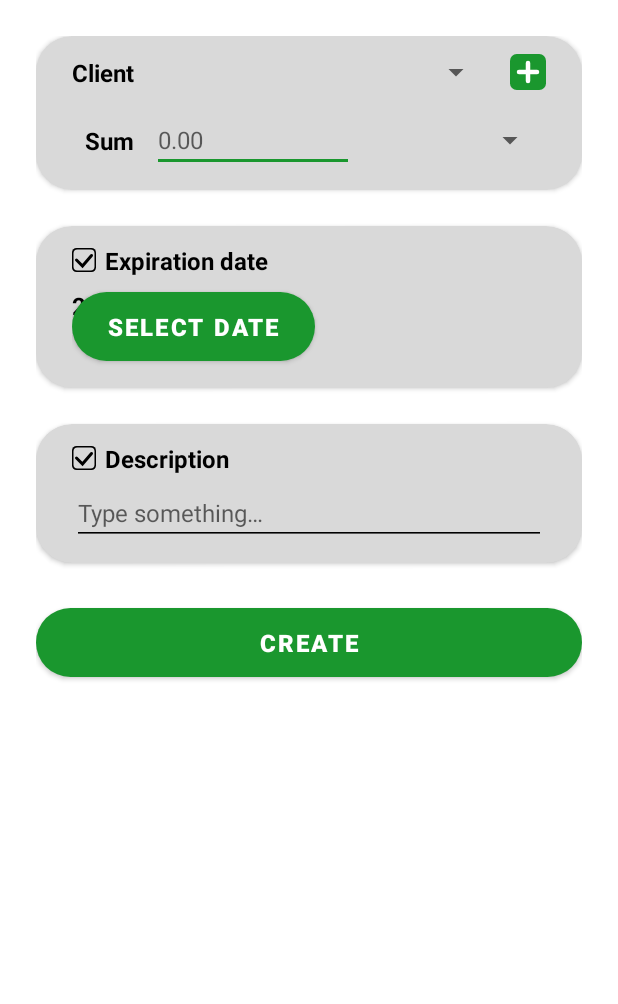
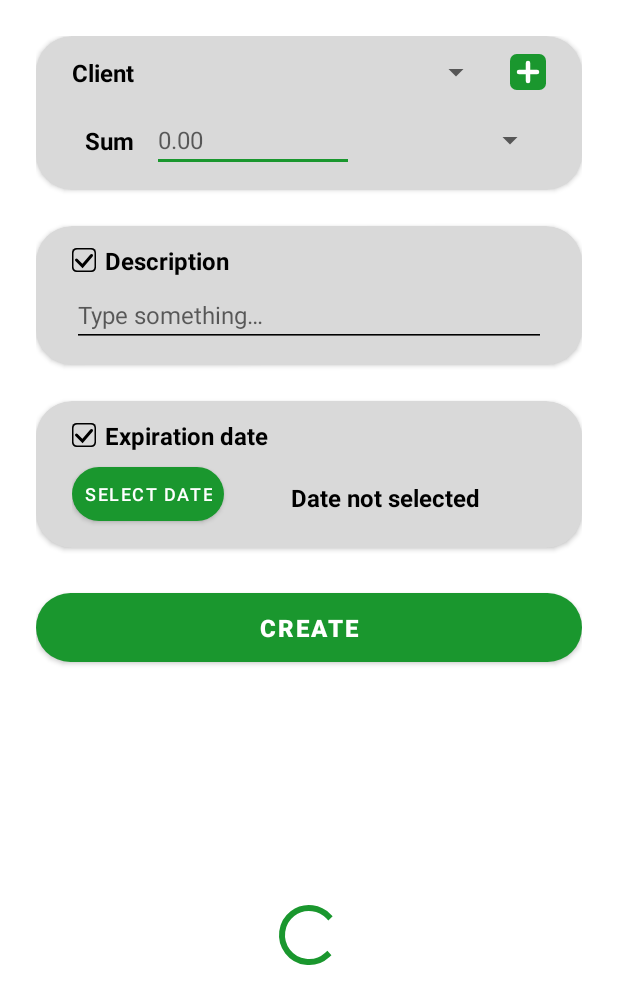
Before and after one commit to SergStas/DebtsTracker, an Android app: the layout fragment_create.xml on its own in the app's theme, with its tools: preview values and no code run, on a phone screen of 412 x 824 dp. Shown: the top 1004 px of the screen. Run offline under Robolectric (Android 15) with nearby library versions, the phone set to English and light mode, and no system bars.

Commit message:
Create debt fragment WIP

```diff
--- a/app/src/main/java/com/sergstas/debtstracker/ui/create/CreateViewModel.kt
+++ b/app/src/main/java/com/sergstas/debtstracker/ui/create/CreateDebtViewModel.kt
@@ -16,7 +16,7 @@ import javax.inject.Inject
 import kotlin.math.abs
 
 @HiltViewModel
-class CreateViewModel @Inject constructor(
+class CreateDebtViewModel @Inject constructor(
     private val createDebt: CreateDebtUC,
     private val getCurrenciesList: GetCurrenciesListUC,
     private val getFriendsList: GetFriendsListUC,
--- a/app/src/main/res/layout/fragment_create.xml
+++ b/app/src/main/res/layout/fragment_create.xml
@@ -4,7 +4,7 @@
     android:layout_height="match_parent"
     xmlns:app="http://schemas.android.com/apk/res-auto"
     xmlns:tools="http://schemas.android.com/tools"
-    tools:context=".ui.create.CreateFragment"
+    tools:context=".ui.create.CreateDebtFragment"
     android:orientation="vertical"
     android:padding="@dimen/m1">
 
@@ -22,7 +22,7 @@
                 android:layout_width="@dimen/create_b_add_client_size"
                 android:layout_height="@dimen/create_b_add_client_size"
                 android:src="@drawable/ic_button_add"
-                android:layout_marginVertical="@dimen/m4"
+                android:layout_marginVertical="@dimen/m3"
                 app:layout_constraintTop_toTopOf="@id/spin_client"
                 app:layout_constraintBottom_toBottomOf="@id/spin_client"
                 app:layout_constraintEnd_toEndOf="parent"
@@ -53,7 +53,7 @@
                 android:layout_height="match_parent"
                 android:layout_marginTop="@dimen/m2"                app:layout_constraintTop_toBottomOf="@id/spin_client"
                 app:layout_constraintEnd_toStartOf="@id/spin_currency"
-                android:layout_marginEnd="@dimen/m4"
+                android:layout_marginEnd="@dimen/m3"
                 app:layout_constraintStart_toEndOf="@id/tv_sum"
                 android:layout_marginStart="@dimen/m2"
                 android:hint="@string/create_et_sum_hint"
@@ -80,64 +80,6 @@
                 app:layout_constraintStart_toEndOf="@id/tv_sum"
                 app:layout_constraintEnd_toStartOf="@id/b_new_client"
                 app:layout_constraintTop_toTopOf="parent"/>
-
-        </androidx.constraintlayout.widget.ConstraintLayout>
-
-    </androidx.cardview.widget.CardView>
-
-    <androidx.cardview.widget.CardView
-        android:layout_width="match_parent"
-        android:layout_height="wrap_content"
-        style="@style/App.Card.Large"
-        android:layout_marginTop="@dimen/m1">
-
-        <androidx.constraintlayout.widget.ConstraintLayout
-            android:layout_width="match_parent"
-            android:layout_height="match_parent">
-
-            <TextView
-                android:id="@+id/tv_enable_limit"
-                android:layout_width="wrap_content"
-                android:layout_height="wrap_content"
-                app:layout_constraintStart_toEndOf="@id/cb_limit"
-                app:layout_constraintTop_toTopOf="parent"
-                style="@style/App.Text.H5"
-                android:text="@string/create_tv_enable_limit" />
-
-            <androidx.appcompat.widget.AppCompatCheckBox
-                android:id="@+id/cb_limit"
-                android:layout_width="0dp"
-                android:layout_height="0dp"
-                tools:checked="true"
-                app:layout_constraintDimensionRatio="1"
-                android:button="@drawable/ic_checkbox"
-                app:layout_constraintTop_toTopOf="@id/tv_enable_limit"
-                app:layout_constraintBottom_toBottomOf="@id/tv_enable_limit"
-                app:layout_constraintStart_toStartOf="parent" />
-
-            <TextView
-                android:id="@+id/tv_date"
-                android:layout_width="wrap_content"
-                android:layout_height="wrap_content"
-                app:layout_constraintStart_toStartOf="parent"
-                app:layout_constraintTop_toTopOf="@id/b_select_date"
-                android:layout_marginTop="@dimen/m5"
-                android:visibility="gone"
-                tools:visibility="visible"
-                style="@style/App.Text.H5"
-                tools:text="22.02.2023" />
-
-            <com.google.android.material.button.MaterialButton
-                android:id="@+id/b_select_date"
-                android:layout_width="wrap_content"
-                android:layout_height="wrap_content"
-                style="@style/App.Button"
-                android:visibility="gone"
-                tools:visibility="visible"
-                app:layout_constraintStart_toStartOf="parent"
-                app:layout_constraintTop_toBottomOf="@id/tv_enable_limit"
-                android:layout_marginTop="@dimen/m5"
-                android:text="@string/create_b_select_date" />
 
         </androidx.constraintlayout.widget.ConstraintLayout>
 
@@ -179,7 +121,7 @@
                 android:layout_height="wrap_content"
                 app:layout_constraintStart_toStartOf="parent"
                 app:layout_constraintTop_toBottomOf="@id/tv_desc"
-                android:layout_marginTop="@dimen/m5"
+                android:layout_marginTop="@dimen/m4"
                 style="@style/App.Text.EditText.H5"
                 android:visibility="gone"
                 tools:visibility="visible"
@@ -187,6 +129,66 @@
                 android:layout_gravity="center_horizontal"
                 android:hint="@string/create_et_desc_hint"
                 android:inputType="text" />
+
+        </androidx.constraintlayout.widget.ConstraintLayout>
+
+    </androidx.cardview.widget.CardView>
+
+    <androidx.cardview.widget.CardView
+        android:layout_width="match_parent"
+        android:layout_height="wrap_content"
+        style="@style/App.Card.Large"
+        android:layout_marginTop="@dimen/m1">
+
+        <androidx.constraintlayout.widget.ConstraintLayout
+            android:layout_width="match_parent"
+            android:layout_height="match_parent">
+
+            <TextView
+                android:id="@+id/tv_enable_limit"
+                android:layout_width="wrap_content"
+                android:layout_height="wrap_content"
+                app:layout_constraintStart_toEndOf="@id/cb_limit"
+                app:layout_constraintTop_toTopOf="parent"
+                style="@style/App.Text.H5"
+                android:text="@string/create_tv_enable_limit" />
+
+            <androidx.appcompat.widget.AppCompatCheckBox
+                android:id="@+id/cb_limit"
+                android:layout_width="0dp"
+                android:layout_height="0dp"
+                tools:checked="true"
+                app:layout_constraintDimensionRatio="1"
+                android:button="@drawable/ic_checkbox"
+                app:layout_constraintTop_toTopOf="@id/tv_enable_limit"
+                app:layout_constraintBottom_toBottomOf="@id/tv_enable_limit"
+                app:layout_constraintStart_toStartOf="parent" />
+
+            <TextView
+                android:id="@+id/tv_date"
+                android:layout_width="wrap_content"
+                android:layout_height="wrap_content"
+                app:layout_constraintStart_toEndOf="@id/b_select_date"
+                app:layout_constraintEnd_toEndOf="parent"
+                app:layout_constraintTop_toTopOf="@id/b_select_date"
+                app:layout_constraintBottom_toBottomOf="@id/b_select_date"
+                android:layout_marginTop="@dimen/m4"
+                android:visibility="gone"
+                tools:visibility="visible"
+                style="@style/App.Text.H5"
+                android:text="@string/create_tv_exp_date_ph" />
+
+            <com.google.android.material.button.MaterialButton
+                android:id="@+id/b_select_date"
+                android:layout_width="wrap_content"
+                android:layout_height="wrap_content"
+                style="@style/App.Button.Small"
+                android:visibility="gone"
+                tools:visibility="visible"
+                app:layout_constraintStart_toStartOf="parent"
+                app:layout_constraintTop_toBottomOf="@id/tv_enable_limit"
+                android:layout_marginTop="@dimen/m4"
+                android:text="@string/create_b_select_date" />
 
         </androidx.constraintlayout.widget.ConstraintLayout>
 
@@ -200,4 +202,13 @@
         android:layout_marginTop="@dimen/m1"
         android:text="@string/create_b_done" />
 
+    <ProgressBar
+        android:id="@+id/pb_loading"
+        android:layout_width="wrap_content"
+        android:layout_height="0dp"
+        android:layout_weight="1"
+        android:layout_gravity="center"
+        android:visibility="gone"
+        tools:visibility="visible" />
+
 </LinearLayout>
--- a/app/src/main/res/navigation/nav_menu.xml
+++ b/app/src/main/res/navigation/nav_menu.xml
@@ -19,7 +19,7 @@
     </fragment>
     <fragment
         android:id="@+id/menu_createFragment"
-        android:name="com.sergstas.debtstracker.ui.create.CreateFragment"
+        android:name="com.sergstas.debtstracker.ui.create.CreateDebtFragment"
         android:label="fragment_create"
         tools:layout="@layout/fragment_create" />
     <fragment
--- a/app/src/main/res/values/dimens.xml
+++ b/app/src/main/res/values/dimens.xml
@@ -2,8 +2,8 @@
 <resources>
     <dimen name="m1">24dp</dimen>
     <dimen name="m2">12dp</dimen>
-    <dimen name="m4">8dp</dimen>
-    <dimen name="m5">4dp</dimen>
+    <dimen name="m3">8dp</dimen>
+    <dimen name="m4">4dp</dimen>
 
     <dimen name="font_h1">24sp</dimen>
     <dimen name="font_h2">24sp</dimen>
--- a/app/src/main/res/values/strings.xml
+++ b/app/src/main/res/values/strings.xml
@@ -6,9 +6,15 @@
     <string name="create_tv_client">Client</string>
     <string name="create_tv_enable_limit">Expiration date</string>
     <string name="create_b_select_date">Select date</string>
+    <string name="create_tv_exp_date_ph">Date not selected</string>
     <string name="create_et_sum_hint">0.00</string>
     <string name="create_tv_description">Description</string>
     <string name="create_et_desc_hint">Type something…</string>
     <string name="create_b_done">Create</string>
     <string name="cd_add_client">Create</string>
+    <string name="create_er_client_null">Please select client</string>
+    <string name="create_er_date_invalid">Expiration date is invalid</string>
+    <string name="create_er_sum_empty">Please specify sum</string>
+    <string name="create_er_sum_zero">Sum can\'t be zero</string>
+    <string name="create_er_sum_negative">Sum must be positive</string>
 </resources>
--- a/app/src/main/res/values/styles.xml
+++ b/app/src/main/res/values/styles.xml
@@ -7,6 +7,12 @@
     <style name="App.Button" parent="App.Text.Accent.H5">
         <item name="android:paddingVertical">@dimen/m2</item>
         <item name="android:paddingHorizontal">@dimen/m1</item>
+        <item name="cornerRadius">@dimen/rad1</item>
+    </style>
+
+    <style name="App.Button.Small" parent="App.Text.Accent.H8">
+        <item name="android:paddingVertical">@dimen/m4</item>
+        <item name="android:paddingHorizontal">@dimen/m3</item>
         <item name="cornerRadius">@dimen/rad1</item>
     </style>
 
```
Also changed, not shown: app/src/main/java/com/sergstas/debtstracker/ui/create/CreateDebtFragment.kt (added, +166 -0 lines), app/src/main/java/com/sergstas/debtstracker/ui/create/CreateFragment.kt (deleted, +0 -7 lines), app/src/main/java/com/sergstas/debtstracker/ui/dialogs/DatePickerFragment.kt (added, +25 -0 lines), app/src/main/java/com/sergstas/debtstracker/util/Static.kt (added, +11 -0 lines).
